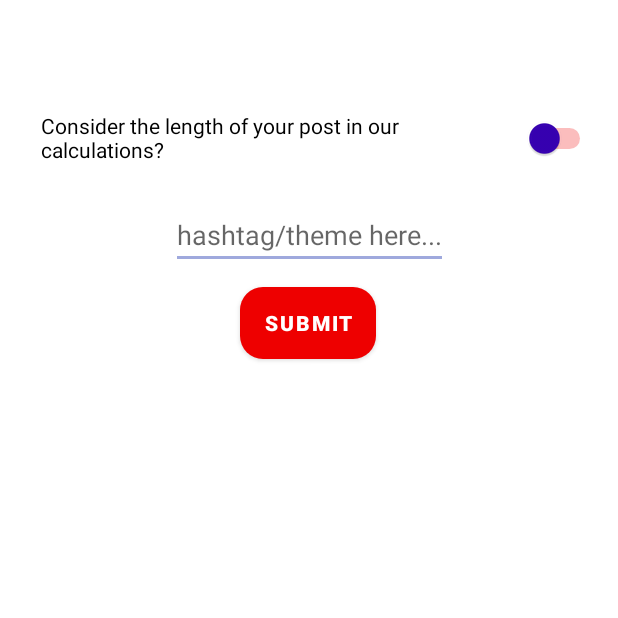
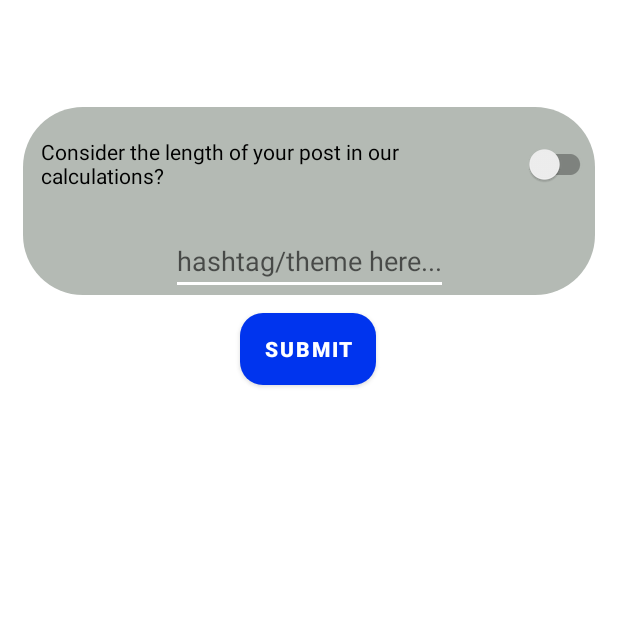
Before and after one commit to AmirjonQodirov/TikSta-android, an Android app: the fragment BlankFragment shown on its own in the app's theme, on a phone screen of 412 x 824 dp, the top half of it. Run offline under Robolectric (Android 15) with nearby library versions, the phone set to English and light mode, and no system bars.

Commit message:
Fixed bug with post display

```diff
--- a/app/src/main/java/com/tiksta/test4/post/BlankFragment.kt
+++ b/app/src/main/java/com/tiksta/test4/post/BlankFragment.kt
@@ -12,6 +12,7 @@ import android.view.View
 import android.view.ViewGroup
 import android.widget.*
 import androidx.annotation.RequiresApi
+import androidx.appcompat.widget.SwitchCompat
 import androidx.fragment.app.Fragment
 import androidx.lifecycle.ViewModelProviders
 import com.google.android.material.chip.Chip
@@ -28,17 +29,20 @@ import kotlin.collections.ArrayList
 @RequiresApi(Build.VERSION_CODES.N)
 class BlankFragment : Fragment() {
     private lateinit var viewModel: BlankViewModel
+    private var resultTagsList: ArrayList<String> = ArrayList()
+    private var isResultCalculated = false
+
+    private fun getActualPost(post: String): String {
+        return if (post_display.isChecked && (post.isNotEmpty() && !post[post.length - 1].isWhitespace())) {
+            "$post "
+        } else if (post_display.isChecked && (post.isEmpty() || post[post.length - 1].isWhitespace())) {
+            post
+        } else {
+            ""
+        }
+    }
 
     private fun updateResultWithHashTags(resultTagsList: ArrayList<String>, post: String) {
-        if (resultTagsList.isEmpty()) {
-            Toast.makeText(
-                view?.context,
-                "All hashtags have been removed!",
-                Toast.LENGTH_LONG
-            ).show()
-            return
-        }
-
         var result = post
         var isFirst = true
         for (tag in resultTagsList) {
@@ -53,6 +57,13 @@ class BlankFragment : Fragment() {
         copyToClipboard.visibility = View.VISIBLE
         resultWithHashTags.visibility = View.VISIBLE
         resultWithHashTags.text = result
+
+        if (resultTagsList.isEmpty() && !post_display.isChecked) {
+            copyToClipboard.visibility = View.GONE
+            resultWithHashTags.visibility = View.GONE
+        }
+
+        return
     }
 
     private fun generateResultTags(view: View) {
@@ -130,12 +141,10 @@ class BlankFragment : Fragment() {
         var hashTagsCount = 0
         var hashTagStarted = false
 
-        var post = editTextPost.text.toString()
-        if (post.isEmpty() || !post[post.length - 1].isWhitespace()) {
-            post += ' '
-        }
 
-        for (c in post) {
+        val currentPostState = editTextPost.text.toString()
+        val currentPostStateFor = "$currentPostState "
+        for (c in currentPostStateFor) {
             if (!hashTagStarted && c == '#') {
                 hashTagStarted = true
                 continue
@@ -196,7 +205,6 @@ class BlankFragment : Fragment() {
         }
 
         val postFit = PostFit(postLength, data)
-        var resultTagsList: ArrayList<String> = ArrayList()
 
         // Using 'switch' because code will look be more elegant if we add new platforms
         when (platform) {
@@ -219,15 +227,24 @@ class BlankFragment : Fragment() {
             chip.text = tag
             chip.setOnCloseIconClickListener {
                 chipGroup.removeView(chip)
+
+                if (resultTagsList.size == 1) {
+                    Toast.makeText(
+                        view.context,
+                        "All hashtags have been removed!",
+                        Toast.LENGTH_LONG
+                    ).show()
+                }
+
                 resultTagsList.remove(tag)
 
-                updateResultWithHashTags(resultTagsList, post)
+                updateResultWithHashTags(resultTagsList, getActualPost(currentPostState))
             }
 
             chipGroup.addView(chip)
         }
 
-        updateResultWithHashTags(resultTagsList, post)
+        updateResultWithHashTags(resultTagsList, getActualPost(currentPostState))
     }
 
     @SuppressLint("UseSwitchCompatOrMaterialCode")
@@ -249,9 +266,9 @@ class BlankFragment : Fragment() {
             }
         }
 
-        val postLength = view.findViewById<Switch>(R.id.post_length)
+        val postLength = view.findViewById<SwitchCompat>(R.id.post_length)
         val postText: EditText = view.findViewById(R.id.editTextPost)
-        val postDisplay: Switch = view.findViewById(R.id.post_display)
+        val postDisplay: SwitchCompat = view.findViewById(R.id.post_display)
 
         postLength.setOnCheckedChangeListener { _, considerPostLength ->
             if (considerPostLength) {
@@ -267,6 +284,7 @@ class BlankFragment : Fragment() {
 
         submitButton.setOnClickListener {
             generateResultTags(view)
+            isResultCalculated = true
         }
 
         val copyToClipboardManager: Button = view.findViewById(R.id.copyToClipboard)
@@ -280,6 +298,15 @@ class BlankFragment : Fragment() {
             clipboard.setPrimaryClip(clip)
 
             Toast.makeText(activity, "Result copied to clipboard!", Toast.LENGTH_LONG).show()
+        }
+
+        postDisplay.setOnCheckedChangeListener { _, _ ->
+            if (isResultCalculated) {
+                updateResultWithHashTags(
+                    resultTagsList,
+                    getActualPost(editTextPost.text.toString())
+                )
+            }
         }
 
         return view
--- a/app/src/main/res/drawable/div.xml
+++ b/app/src/main/res/drawable/div.xml
@@ -4,9 +4,12 @@
 
 
     <corners
-        android:radius="20dp" />
+        android:radius="40dp" />
 
     <solid
-        android:color="#42DA3D" />
+        android:color="#B4BAB4" />
+
+
+
 
 </shape>
--- /dev/null
+++ b/app/src/main/res/drawable/ic_baseline_close_24.xml
@@ -0,0 +1,5 @@
+<vector android:height="24dp" android:tint="#FF0005"
+    android:viewportHeight="24" android:viewportWidth="24"
+    android:width="24dp" xmlns:android="http://schemas.android.com/apk/res/android">
+    <path android:fillColor="@android:color/white" android:pathData="M19,6.41L17.59,5 12,10.59 6.41,5 5,6.41 10.59,12 5,17.59 6.41,19 12,13.41 17.59,19 19,17.59 13.41,12z"/>
+</vector>
--- a/app/src/main/res/layout-v21/activity_post_filling.xml
+++ b/app/src/main/res/layout-v21/activity_post_filling.xml
@@ -6,8 +6,18 @@
     android:layout_height="match_parent">
 
 
+    <androidx.constraintlayout.widget.ConstraintLayout
+        android:id="@+id/div"
+        android:layout_width="match_parent"
+        android:layout_height="wrap_content"
+        android:layout_margin="15dp"
+        android:layout_marginTop="24dp"
+        android:background="@drawable/div"
+        app:layout_constraintTop_toTopOf="parent"
+        tools:layout_editor_absoluteX="29dp">
 
-    <Switch
+
+        <androidx.appcompat.widget.SwitchCompat
             android:id="@+id/post_length"
             android:layout_width="370dp"
             android:layout_height="68dp"
@@ -15,19 +25,19 @@
             android:layout_marginTop="4dp"
             android:layout_marginRight="12dp"
             android:text="Consider the length of your post in our calculations?"
-        android:thumbTint="@color/colorPrimaryDark"
+            android:thumbTint="@color/colorPrimary"
             android:trackTint="@color/colorPrimary"
             app:layout_constraintEnd_toEndOf="parent"
             app:layout_constraintStart_toStartOf="parent"
             app:layout_constraintTop_toTopOf="parent"
             tools:ignore="MissingConstraints,UseSwitchCompatOrMaterialXml" />
 
-    <Switch
+        <androidx.appcompat.widget.SwitchCompat
             android:id="@+id/post_display"
             android:layout_width="231dp"
             android:layout_height="73dp"
             android:text="Display post along hashtags?"
-        android:thumbTint="@color/colorPrimaryDark"
+            android:thumbTint="@color/colorPrimary"
             android:trackTint="@color/colorPrimary"
             android:visibility="gone"
             app:layout_constraintEnd_toEndOf="parent"
@@ -47,21 +57,6 @@
             app:layout_constraintTop_toBottomOf="@+id/post_display"
             tools:ignore="MissingConstraints" />
 
-    <Button
-        android:id="@+id/submit_button"
-        android:layout_width="wrap_content"
-        android:layout_height="wrap_content"
-        android:layout_marginTop="12dp"
-        android:background="@drawable/button"
-        android:text="Submit"
-        android:textColor="@android:color/white"
-        android:textStyle="bold"
-        app:layout_constraintEnd_toEndOf="parent"
-        app:layout_constraintHorizontal_bias="0.498"
-        app:layout_constraintStart_toStartOf="parent"
-        app:layout_constraintTop_toBottomOf="@+id/editTextTag"
-        tools:ignore="MissingConstraints" />
-
         <EditText
             android:id="@+id/editTextPost"
             android:layout_width="wrap_content"
@@ -75,15 +70,30 @@
             app:layout_constraintStart_toStartOf="parent"
             app:layout_constraintTop_toBottomOf="@+id/post_length"
             tools:ignore="MissingConstraints" />
+    </androidx.constraintlayout.widget.ConstraintLayout>
 
+    <Button
+        android:id="@+id/submit_button"
+        android:layout_width="wrap_content"
+        android:layout_height="wrap_content"
+        android:layout_marginTop="12dp"
+        android:background="@drawable/button"
+        android:text="Submit"
+        android:textColor="@android:color/white"
+        android:textStyle="bold"
+        app:layout_constraintEnd_toEndOf="parent"
+        app:layout_constraintHorizontal_bias="0.498"
+        app:layout_constraintStart_toStartOf="parent"
+        app:layout_constraintTop_toBottomOf="@+id/div"
+        tools:ignore="MissingConstraints" />
 
     <HorizontalScrollView
         android:id="@+id/horizontalScrollView"
         android:layout_width="match_parent"
         android:layout_height="wrap_content"
-        android:layout_marginTop="28dp"
+        android:layout_marginTop="32dp"
         app:layout_constraintEnd_toEndOf="parent"
-        app:layout_constraintHorizontal_bias="0.0"
+        app:layout_constraintHorizontal_bias="1.0"
         app:layout_constraintStart_toStartOf="parent"
         app:layout_constraintTop_toBottomOf="@+id/submit_button">
 
@@ -101,12 +111,33 @@
 
     </HorizontalScrollView>
 
+    <Button
+        android:id="@+id/copyToClipboard"
+        android:layout_width="75dp"
+        android:layout_height="40dp"
+        android:layout_marginTop="16dp"
+        android:text="copy"
+        android:visibility="gone"
+        app:layout_constraintBottom_toBottomOf="parent"
+        app:layout_constraintEnd_toEndOf="parent"
+        app:layout_constraintHorizontal_bias="0.952"
+        app:layout_constraintStart_toStartOf="parent"
+        app:layout_constraintTop_toBottomOf="@+id/div2"
+        app:layout_constraintVertical_bias="0.0" />
+
+    <androidx.constraintlayout.widget.ConstraintLayout
+        android:id="@+id/div2"
+        android:layout_width="match_parent"
+        android:layout_height="wrap_content"
+        android:layout_margin="15dp"
+        android:background="@drawable/div"
+        app:layout_constraintTop_toBottomOf="@+id/horizontalScrollView"
+        tools:layout_editor_absoluteX="31dp">
+
         <TextView
-        android:background="@drawable/div"
             android:id="@+id/resultWithHashTags"
             android:layout_width="wrap_content"
             android:layout_height="wrap_content"
-        android:layout_marginBottom="160dp"
             android:ems="10"
             android:gravity="start|top"
             android:visibility="gone"
@@ -115,17 +146,8 @@
             app:layout_constraintHorizontal_bias="0.498"
             app:layout_constraintStart_toStartOf="parent" />
 
-    <Button
-        android:id="@+id/copyToClipboard"
-        android:layout_width="75dp"
-        android:layout_height="40dp"
-        android:text="copy"
-        android:visibility="gone"
-        app:layout_constraintBottom_toTopOf="@+id/resultWithHashTags"
-        app:layout_constraintEnd_toEndOf="parent"
-        app:layout_constraintHorizontal_bias="0.705"
-        app:layout_constraintStart_toStartOf="parent"
-        app:layout_constraintTop_toBottomOf="@+id/horizontalScrollView"
-        app:layout_constraintVertical_bias="1.0" />
 
     </androidx.constraintlayout.widget.ConstraintLayout>
+
+
+</androidx.constraintlayout.widget.ConstraintLayout>
--- a/app/src/main/res/layout-v23/activity_post_filling.xml
+++ b/app/src/main/res/layout-v23/activity_post_filling.xml
@@ -6,8 +6,18 @@
     android:layout_height="match_parent">
 
 
+    <androidx.constraintlayout.widget.ConstraintLayout
+        android:id="@+id/div"
+        android:layout_width="match_parent"
+        android:layout_height="wrap_content"
+        android:layout_margin="15dp"
+        android:layout_marginTop="24dp"
+        android:background="@drawable/div"
+        app:layout_constraintTop_toTopOf="parent"
+        tools:layout_editor_absoluteX="29dp">
 
-    <Switch
+
+        <androidx.appcompat.widget.SwitchCompat
             android:id="@+id/post_length"
             android:layout_width="370dp"
             android:layout_height="68dp"
@@ -15,19 +25,19 @@
             android:layout_marginTop="4dp"
             android:layout_marginRight="12dp"
             android:text="Consider the length of your post in our calculations?"
-        android:thumbTint="@color/colorPrimaryDark"
+            android:thumbTint="@color/colorPrimary"
             android:trackTint="@color/colorPrimary"
             app:layout_constraintEnd_toEndOf="parent"
             app:layout_constraintStart_toStartOf="parent"
             app:layout_constraintTop_toTopOf="parent"
             tools:ignore="MissingConstraints,UseSwitchCompatOrMaterialXml" />
 
-    <Switch
+        <androidx.appcompat.widget.SwitchCompat
             android:id="@+id/post_display"
             android:layout_width="231dp"
             android:layout_height="73dp"
             android:text="Display post along hashtags?"
-        android:thumbTint="@color/colorPrimaryDark"
+            android:thumbTint="@color/colorPrimary"
             android:trackTint="@color/colorPrimary"
             android:visibility="gone"
             app:layout_constraintEnd_toEndOf="parent"
@@ -47,21 +57,6 @@
             app:layout_constraintTop_toBottomOf="@+id/post_display"
             tools:ignore="MissingConstraints" />
 
-    <Button
-        android:id="@+id/submit_button"
-        android:layout_width="wrap_content"
-        android:layout_height="wrap_content"
-        android:layout_marginTop="12dp"
-        android:background="@drawable/button"
-        android:text="Submit"
-        android:textColor="@android:color/white"
-        android:textStyle="bold"
-        app:layout_constraintEnd_toEndOf="parent"
-        app:layout_constraintHorizontal_bias="0.498"
-        app:layout_constraintStart_toStartOf="parent"
-        app:layout_constraintTop_toBottomOf="@+id/editTextTag"
-        tools:ignore="MissingConstraints" />
-
         <EditText
             android:id="@+id/editTextPost"
             android:layout_width="wrap_content"
@@ -75,15 +70,30 @@
             app:layout_constraintStart_toStartOf="parent"
             app:layout_constraintTop_toBottomOf="@+id/post_length"
             tools:ignore="MissingConstraints" />
+    </androidx.constraintlayout.widget.ConstraintLayout>
 
+    <Button
+        android:id="@+id/submit_button"
+        android:layout_width="wrap_content"
+        android:layout_height="wrap_content"
+        android:layout_marginTop="12dp"
+        android:background="@drawable/button"
+        android:text="Submit"
+        android:textColor="@android:color/white"
+        android:textStyle="bold"
+        app:layout_constraintEnd_toEndOf="parent"
+        app:layout_constraintHorizontal_bias="0.498"
+        app:layout_constraintStart_toStartOf="parent"
+        app:layout_constraintTop_toBottomOf="@+id/div"
+        tools:ignore="MissingConstraints" />
 
     <HorizontalScrollView
         android:id="@+id/horizontalScrollView"
         android:layout_width="match_parent"
         android:layout_height="wrap_content"
-        android:layout_marginTop="28dp"
+        android:layout_marginTop="32dp"
         app:layout_constraintEnd_toEndOf="parent"
-        app:layout_constraintHorizontal_bias="0.0"
+        app:layout_constraintHorizontal_bias="1.0"
         app:layout_constraintStart_toStartOf="parent"
         app:layout_constraintTop_toBottomOf="@+id/submit_button">
 
@@ -101,12 +111,33 @@
 
     </HorizontalScrollView>
 
+    <Button
+        android:id="@+id/copyToClipboard"
+        android:layout_width="75dp"
+        android:layout_height="40dp"
+        android:layout_marginTop="16dp"
+        android:text="copy"
+        android:visibility="gone"
+        app:layout_constraintBottom_toBottomOf="parent"
+        app:layout_constraintEnd_toEndOf="parent"
+        app:layout_constraintHorizontal_bias="0.952"
+        app:layout_constraintStart_toStartOf="parent"
+        app:layout_constraintTop_toBottomOf="@+id/div2"
+        app:layout_constraintVertical_bias="0.0" />
+
+    <androidx.constraintlayout.widget.ConstraintLayout
+        android:id="@+id/div2"
+        android:layout_width="match_parent"
+        android:layout_height="wrap_content"
+        android:layout_margin="15dp"
+        android:background="@drawable/div"
+        app:layout_constraintTop_toBottomOf="@+id/horizontalScrollView"
+        tools:layout_editor_absoluteX="31dp">
+
         <TextView
-        android:background="@drawable/div"
             android:id="@+id/resultWithHashTags"
             android:layout_width="wrap_content"
             android:layout_height="wrap_content"
-        android:layout_marginBottom="160dp"
             android:ems="10"
             android:gravity="start|top"
             android:visibility="gone"
@@ -115,17 +146,8 @@
             app:layout_constraintHorizontal_bias="0.498"
             app:layout_constraintStart_toStartOf="parent" />
 
-    <Button
-        android:id="@+id/copyToClipboard"
-        android:layout_width="75dp"
-        android:layout_height="40dp"
-        android:text="copy"
-        android:visibility="gone"
-        app:layout_constraintBottom_toTopOf="@+id/resultWithHashTags"
-        app:layout_constraintEnd_toEndOf="parent"
-        app:layout_constraintHorizontal_bias="0.705"
-        app:layout_constraintStart_toStartOf="parent"
-        app:layout_constraintTop_toBottomOf="@+id/horizontalScrollView"
-        app:layout_constraintVertical_bias="1.0" />
 
     </androidx.constraintlayout.widget.ConstraintLayout>
+
+
+</androidx.constraintlayout.widget.ConstraintLayout>
--- a/app/src/main/res/layout/activity_post_filling.xml
+++ b/app/src/main/res/layout/activity_post_filling.xml
@@ -6,8 +6,18 @@
     android:layout_height="match_parent">
 
 
+    <androidx.constraintlayout.widget.ConstraintLayout
+        android:id="@+id/div"
+        android:layout_width="match_parent"
+        android:layout_height="wrap_content"
+        android:layout_margin="15dp"
+        android:layout_marginTop="24dp"
+        android:background="@drawable/div"
+        app:layout_constraintTop_toTopOf="parent"
+        tools:layout_editor_absoluteX="29dp">
 
-    <Switch
+
+        <androidx.appcompat.widget.SwitchCompat
             android:id="@+id/post_length"
             android:layout_width="370dp"
             android:layout_height="68dp"
@@ -15,19 +25,19 @@
             android:layout_marginTop="4dp"
             android:layout_marginRight="12dp"
             android:text="Consider the length of your post in our calculations?"
-        android:thumbTint="@color/colorPrimaryDark"
+            android:thumbTint="@color/colorPrimary"
             android:trackTint="@color/colorPrimary"
             app:layout_constraintEnd_toEndOf="parent"
             app:layout_constraintStart_toStartOf="parent"
             app:layout_constraintTop_toTopOf="parent"
             tools:ignore="MissingConstraints,UseSwitchCompatOrMaterialXml" />
 
-    <Switch
+        <androidx.appcompat.widget.SwitchCompat
             android:id="@+id/post_display"
             android:layout_width="231dp"
             android:layout_height="73dp"
             android:text="Display post along hashtags?"
-        android:thumbTint="@color/colorPrimaryDark"
+            android:thumbTint="@color/colorPrimary"
             android:trackTint="@color/colorPrimary"
             android:visibility="gone"
             app:layout_constraintEnd_toEndOf="parent"
@@ -47,21 +57,6 @@
             app:layout_constraintTop_toBottomOf="@+id/post_display"
             tools:ignore="MissingConstraints" />
 
-    <Button
-        android:id="@+id/submit_button"
-        android:layout_width="wrap_content"
-        android:layout_height="wrap_content"
-        android:layout_marginTop="12dp"
-        android:background="@drawable/button"
-        android:text="Submit"
-        android:textColor="@android:color/white"
-        android:textStyle="bold"
-        app:layout_constraintEnd_toEndOf="parent"
-        app:layout_constraintHorizontal_bias="0.498"
-        app:layout_constraintStart_toStartOf="parent"
-        app:layout_constraintTop_toBottomOf="@+id/editTextTag"
-        tools:ignore="MissingConstraints" />
-
         <EditText
             android:id="@+id/editTextPost"
             android:layout_width="wrap_content"
@@ -75,15 +70,30 @@
             app:layout_constraintStart_toStartOf="parent"
             app:layout_constraintTop_toBottomOf="@+id/post_length"
             tools:ignore="MissingConstraints" />
+    </androidx.constraintlayout.widget.ConstraintLayout>
 
+    <Button
+        android:id="@+id/submit_button"
+        android:layout_width="wrap_content"
+        android:layout_height="wrap_content"
+        android:layout_marginTop="12dp"
+        android:background="@drawable/button"
+        android:text="Submit"
+        android:textColor="@android:color/white"
+        android:textStyle="bold"
+        app:layout_constraintEnd_toEndOf="parent"
+        app:layout_constraintHorizontal_bias="0.498"
+        app:layout_constraintStart_toStartOf="parent"
+        app:layout_constraintTop_toBottomOf="@+id/div"
+        tools:ignore="MissingConstraints" />
 
     <HorizontalScrollView
         android:id="@+id/horizontalScrollView"
         android:layout_width="match_parent"
         android:layout_height="wrap_content"
-        android:layout_marginTop="28dp"
+        android:layout_marginTop="32dp"
         app:layout_constraintEnd_toEndOf="parent"
-        app:layout_constraintHorizontal_bias="0.0"
+        app:layout_constraintHorizontal_bias="1.0"
         app:layout_constraintStart_toStartOf="parent"
         app:layout_constraintTop_toBottomOf="@+id/submit_button">
 
@@ -101,12 +111,33 @@
 
     </HorizontalScrollView>
 
+    <Button
+        android:id="@+id/copyToClipboard"
+        android:layout_width="75dp"
+        android:layout_height="40dp"
+        android:layout_marginTop="16dp"
+        android:text="copy"
+        android:visibility="gone"
+        app:layout_constraintBottom_toBottomOf="parent"
+        app:layout_constraintEnd_toEndOf="parent"
+        app:layout_constraintHorizontal_bias="0.952"
+        app:layout_constraintStart_toStartOf="parent"
+        app:layout_constraintTop_toBottomOf="@+id/div2"
+        app:layout_constraintVertical_bias="0.0" />
+
+    <androidx.constraintlayout.widget.ConstraintLayout
+        android:id="@+id/div2"
+        android:layout_width="match_parent"
+        android:layout_height="wrap_content"
+        android:layout_margin="15dp"
+        android:background="@drawable/div"
+        app:layout_constraintTop_toBottomOf="@+id/horizontalScrollView"
+        tools:layout_editor_absoluteX="31dp">
+
         <TextView
-        android:background="@drawable/div"
             android:id="@+id/resultWithHashTags"
             android:layout_width="wrap_content"
             android:layout_height="wrap_content"
-        android:layout_marginBottom="160dp"
             android:ems="10"
             android:gravity="start|top"
             android:visibility="gone"
@@ -115,17 +146,8 @@
             app:layout_constraintHorizontal_bias="0.498"
             app:layout_constraintStart_toStartOf="parent" />
 
-    <Button
-        android:id="@+id/copyToClipboard"
-        android:layout_width="75dp"
-        android:layout_height="40dp"
-        android:text="copy"
-        android:visibility="gone"
-        app:layout_constraintBottom_toTopOf="@+id/resultWithHashTags"
-        app:layout_constraintEnd_toEndOf="parent"
-        app:layout_constraintHorizontal_bias="0.705"
-        app:layout_constraintStart_toStartOf="parent"
-        app:layout_constraintTop_toBottomOf="@+id/horizontalScrollView"
-        app:layout_constraintVertical_bias="1.0" />
 
     </androidx.constraintlayout.widget.ConstraintLayout>
+
+
+</androidx.constraintlayout.widget.ConstraintLayout>
--- a/app/src/main/res/layout/blank_fragment.xml
+++ b/app/src/main/res/layout/blank_fragment.xml
@@ -10,7 +10,8 @@
         android:layout_height="match_parent"
         android:layout_gravity="center"
         android:layout_marginTop="?attr/actionBarSize"
-        android:layout_marginBottom="60dp">
+        android:layout_marginBottom="?attr/actionBarSize"
+        >
 
         <include
             layout="@layout/activity_post_filling"
--- a/app/src/main/res/menu/bottom_menu.xml
+++ b/app/src/main/res/menu/bottom_menu.xml
@@ -5,24 +5,28 @@
         android:id="@+id/action_home"
         android:enabled="true"
         android:icon="@drawable/ic_baseline_home"
+        android:iconTint="@color/colorAccent"
         android:title="Home"
         app:showAsAction="ifRoom" />
     <item
         android:id="@+id/action_post"
         android:enabled="true"
         android:icon="@drawable/ic_baseline_post_add"
+        android:iconTint="@color/colorAccent"
         android:title="Post"
         app:showAsAction="ifRoom" />
     <item
         android:id="@+id/action_blog"
         android:enabled="true"
         android:icon="@drawable/ic_baseline_blog"
+        android:iconTint="@color/colorAccent"
         android:title="Blog"
         app:showAsAction="ifRoom" />
     <item
         android:id="@+id/action_info"
         android:enabled="true"
         android:icon="@drawable/ic_baseline_info"
+        android:iconTint="@color/colorAccent"
         android:title="Info"
         app:showAsAction="ifRoom" />
 </menu>
--- a/app/src/main/res/values/colors.xml
+++ b/app/src/main/res/values/colors.xml
@@ -1,6 +1,6 @@
 <?xml version="1.0" encoding="utf-8"?>
 <resources>
-    <color name="colorPrimary">#EE0000</color>
-    <color name="colorPrimaryDark">#3700B3</color>
-    <color name="colorAccent">#9FA9DD</color>
+    <color name="colorPrimary">#0034EE</color>
+    <color name="colorPrimaryDark">#000000</color>
+    <color name="colorAccent">#fff</color>
 </resources>
```
Also changed, not shown: app/src/main/res/layout/item_bottom_navigation.xml (line endings or trailing spaces). Lines whose indentation alone changed are shown as unchanged.
